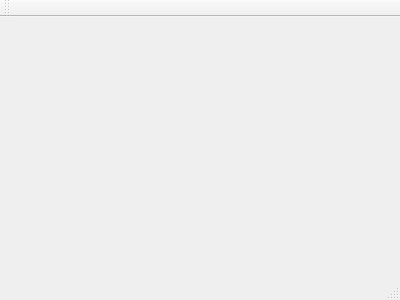
The window that chartisto/mainwindow.ui (antonbutanaev/chartisto) describes before a commit, drawn with Qt 5.
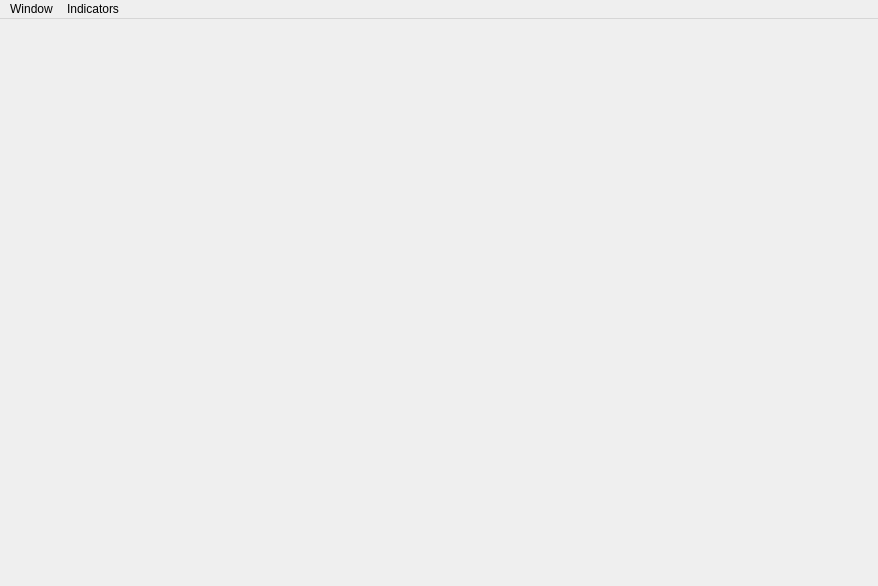
The same window after the commit.

Commit message: Оформление главного окна

What changed in the file:
```diff
--- a/chartisto/mainwindow.ui
+++ b/chartisto/mainwindow.ui
@@ -1,24 +1,66 @@
 <ui version="4.0">
  <class>MainWindow</class>
- <widget class="QMainWindow" name="MainWindow" >
-  <property name="geometry" >
+ <widget class="QMainWindow" name="MainWindow">
+  <property name="geometry">
    <rect>
     <x>0</x>
     <y>0</y>
-    <width>400</width>
-    <height>300</height>
+    <width>878</width>
+    <height>586</height>
    </rect>
   </property>
   <property name="windowTitle" >
    <string>MainWindow</string>
   </property>
-  <widget class="QMenuBar" name="menuBar" />
-  <widget class="QToolBar" name="mainToolBar" />
-  <widget class="QWidget" name="centralWidget" />
-  <widget class="QStatusBar" name="statusBar" />
+  <widget class="QWidget" name="centralWidget">
+   <layout class="QVBoxLayout" name="verticalLayout">
+    <item>
+     <widget class="QWidget" name="chartWidget" native="true"/>
+    </item>
+   </layout>
+  </widget>
+  <widget class="QMenuBar" name="menuBar">
+   <property name="geometry">
+    <rect>
+     <x>0</x>
+     <y>0</y>
+     <width>878</width>
+     <height>24</height>
+    </rect>
+   </property>
+   <widget class="QMenu" name="menuWindow">
+    <property name="title">
+     <string>Window</string>
+    </property>
+    <addaction name="actionNew"/>
+    <addaction name="actionChange_instrument"/>
+   </widget>
+   <widget class="QMenu" name="menuIndicators">
+    <property name="title">
+     <string>Indicators</string>
+    </property>
+    <addaction name="actionMACD"/>
+   </widget>
+   <addaction name="menuWindow"/>
+   <addaction name="menuIndicators"/>
+  </widget>
+  <action name="actionNew">
+   <property name="text">
+    <string>New</string>
+   </property>
+  </action>
+  <action name="actionChange_instrument">
+   <property name="text">
+    <string>Change instrument</string>
+   </property>
+  </action>
+  <action name="actionMACD">
+   <property name="text">
+    <string>MACD</string>
+   </property>
+  </action>
  </widget>
- <layoutDefault spacing="6" margin="11" />
- <pixmapfunction></pixmapfunction>
+ <layoutdefault spacing="6" margin="11"/>
  <resources/>
  <connections/>
 </ui>
```
Left out of the diff: 3 changed lines with no effect on the pictures.
